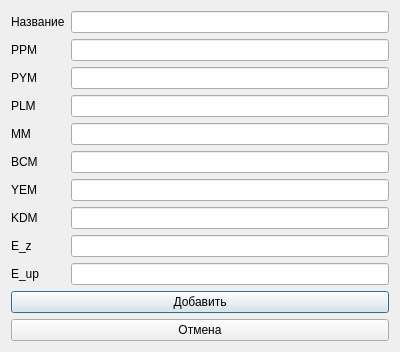
Kroshy1984/MIOM, file gui/AddRecord.ui: the form before one commit.
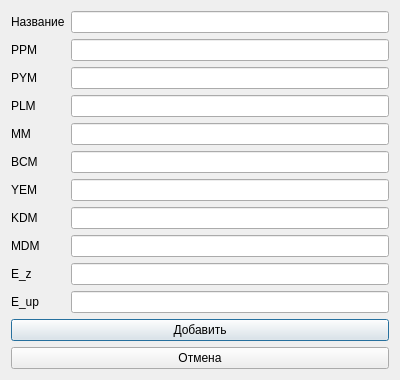
The form after the commit.

```diff
--- a/gui/AddRecord.ui
+++ b/gui/AddRecord.ui
@@ -99,26 +99,36 @@
      <item row="0" column="1">
       <widget class="QLineEdit" name="lineEditName"/>
      </item>
-     <item row="8" column="0">
+     <item row="9" column="0">
       <widget class="QLabel" name="label_9">
        <property name="text">
         <string>E_z</string>
        </property>
       </widget>
      </item>
-     <item row="9" column="0">
+     <item row="10" column="0">
       <widget class="QLabel" name="label_10">
        <property name="text">
         <string>E_up</string>
        </property>
       </widget>
      </item>
-     <item row="8" column="1">
-      <widget class="QLineEdit" name="lineEditEz"/>
-     </item>
      <item row="9" column="1">
+      <widget class="QLineEdit" name="lineEditEz"/>
+     </item>
+     <item row="10" column="1">
       <widget class="QLineEdit" name="lineEditEup"/>
      </item>
+     <item row="8" column="0">
+      <widget class="QLabel" name="label_11">
+       <property name="text">
+        <string>MDM</string>
+       </property>
+      </widget>
+     </item>
+     <item row="8" column="1">
+      <widget class="QLineEdit" name="lineEditMDM"/>
+     </item>
     </layout>
    </item>
    <item>
```
